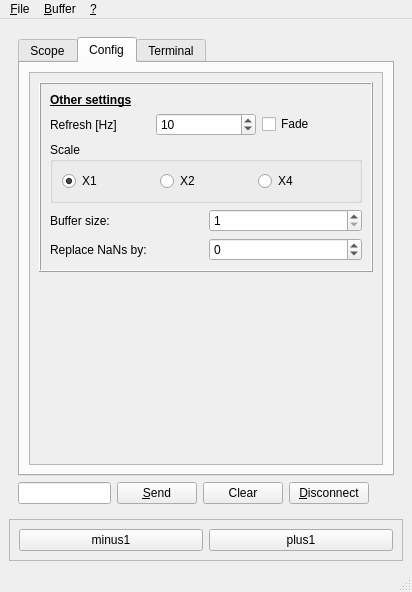
Qt form source/mainwindow.ui (droggen/dscope) before a commit.
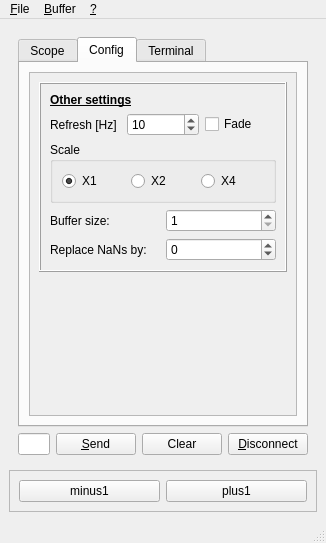
The same form after that commit. The open tabs and pages were chosen to show the change. Icons and pictures are not drawn.

Commit message: Increased size on android by changing the hidpi rouding.

What changed in the file:
```diff
--- a/source/mainwindow.ui
+++ b/source/mainwindow.ui
@@ -6,8 +6,8 @@
    <rect>
     <x>0</x>
     <y>0</y>
-    <width>412</width>
-    <height>592</height>
+    <width>326</width>
+    <height>477</height>
    </rect>
   </property>
   <property name="windowTitle">
@@ -373,8 +373,8 @@
                 <rect>
                  <x>0</x>
                  <y>0</y>
-                 <width>352</width>
-                 <height>388</height>
+                 <width>156</width>
+                 <height>182</height>
                 </rect>
                </property>
                <layout class="QVBoxLayout" name="verticalLayout_12">
@@ -711,8 +711,8 @@
     <rect>
      <x>0</x>
      <y>0</y>
-     <width>412</width>
-     <height>21</height>
+     <width>326</width>
+     <height>17</height>
     </rect>
    </property>
    <widget class="QMenu" name="menuFile">
```
The commit also changes 1 other file.
